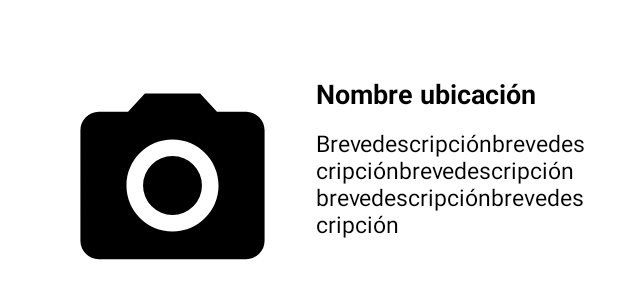
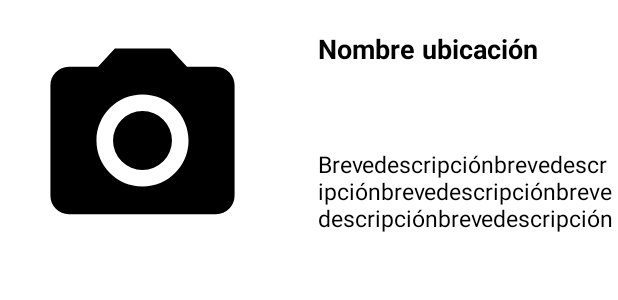
Before and after one commit to SantiFdezz/CornerFinderApp, an Android app: the layout recycler_view_recently_added.xml on its own in the app's theme, with its tools: preview values and no code run, on a phone screen of 412 x 824 dp. Shown: the top 300 px of the screen. Run offline under Robolectric (Android 15) with nearby library versions, the light colour scheme and no system bars; network calls fail.

Commit message:
#12 Cambiado el layout

```diff
--- a/AndroidCornerFinder/app/src/main/java/com/example/cornerfinder/MainActivity.java
+++ b/AndroidCornerFinder/app/src/main/java/com/example/cornerfinder/MainActivity.java
@@ -6,6 +6,7 @@
 
     import com.example.cornerfinder.generalmap.GeneralMapFragment;
     import com.example.cornerfinder.recommended.RecommendedFragment;
+    import com.example.cornerfinder.ui.account.AccountFragment;
     import com.example.cornerfinder.ui.editpreferences.EditPreferencesFragment;
     import com.google.android.material.navigation.NavigationView;
     import androidx.activity.OnBackPressedCallback;
@@ -79,6 +80,8 @@
                         fragment = new GeneralMapFragment();
                     } else if (item.getItemId() == R.id.nav_edit_preferences) {
                         fragment = new EditPreferencesFragment();
+                    } else if (item.getItemId() == R.id.nav_account) {
+                        fragment = new AccountFragment();
                     } else if (item.getItemId() == R.id.nav_closesession) {
                         //fragment = new ();
                     }
--- a/AndroidCornerFinder/app/src/main/res/layout/fragment_account.xml
+++ b/AndroidCornerFinder/app/src/main/res/layout/fragment_account.xml
@@ -75,9 +75,9 @@
 
 
     <androidx.recyclerview.widget.RecyclerView
-        android:id="@+id/saved_places_recycler_view"
+        android:id="@+id/account_saved_places_recycler_view"
         android:layout_width="match_parent"
-        android:layout_height="wrap_content"
+        android:layout_height="475dp"
         android:layout_marginStart="20dp"
         android:layout_marginEnd="30dp"
         app:layout_constraintEnd_toEndOf="parent"
--- a/AndroidCornerFinder/app/src/main/res/layout/recycler_view_recently_added.xml
+++ b/AndroidCornerFinder/app/src/main/res/layout/recycler_view_recently_added.xml
@@ -2,26 +2,24 @@
 <androidx.constraintlayout.widget.ConstraintLayout
     xmlns:android="http://schemas.android.com/apk/res/android"
     xmlns:app="http://schemas.android.com/apk/res-auto"
-    android:layout_width="370dp"
-    android:layout_height="260dp"
-    android:layout_marginTop="30dp"
-    android:layout_marginStart="20dp"
-    android:layout_marginEnd="30dp">
+    android:layout_width="match_parent"
+    android:layout_height="190dp"
+    android:layout_marginTop="20dp">
 
     <ImageView
         android:id="@+id/image_view"
         android:layout_width="150dp"
         android:layout_height="147dp"
         android:layout_marginStart="20dp"
-        android:layout_marginTop="30dp"
+        android:layout_marginTop="3dp"
         android:src="@drawable/ic_menu_camera"
-        app:layout_constraintBottom_toBottomOf="@+id/text_view2"
+        app:layout_constraintBottom_toBottomOf="@+id/descripcion"
         app:layout_constraintStart_toStartOf="parent"
         app:layout_constraintTop_toTopOf="parent"
         app:layout_constraintVertical_bias="0.238" />
 
     <TextView
-        android:id="@+id/text_view1"
+        android:id="@+id/placeName"
         android:layout_width="wrap_content"
         android:layout_height="wrap_content"
         android:text="Nombre ubicación"
@@ -34,14 +32,14 @@
         app:layout_constraintEnd_toEndOf="parent" />
 
     <TextView
-        android:id="@+id/text_view2"
+        android:id="@+id/descripcion"
         android:layout_width="0dp"
-        android:layout_height="80dp"
-        android:layout_marginTop="10dp"
+        android:layout_height="wrap_content"
         android:text="Brevedescripciónbrevedescripciónbrevedescripciónbrevedescripciónbrevedescripción"
         android:textSize="15dp"
         android:textColor="@color/black"
         app:layout_constraintEnd_toEndOf="parent"
-        app:layout_constraintStart_toStartOf="@+id/text_view1"
-        app:layout_constraintTop_toBottomOf="@id/text_view1" />
+        app:layout_constraintStart_toStartOf="@+id/placeName"
+        app:layout_constraintTop_toBottomOf="@id/placeName"
+        app:layout_constraintBottom_toBottomOf="parent"/>
 </androidx.constraintlayout.widget.ConstraintLayout>
```
Also changed, not shown: AndroidCornerFinder/app/src/main/java/com/example/cornerfinder/ui/account/AccountAdapter.java (added, +44 -0 lines), AndroidCornerFinder/app/src/main/java/com/example/cornerfinder/ui/account/AccountData.java (added, +31 -0 lines), AndroidCornerFinder/app/src/main/java/com/example/cornerfinder/ui/account/AccountFragment.java (+60 -18 lines), AndroidCornerFinder/app/src/main/java/com/example/cornerfinder/ui/account/AccountViewHolder.java (added, +31 -0 lines), AndroidCornerFinder/app/src/main/java/com/example/cornerfinder/ui/account/Util.java (added, +53 -0 lines), AndroidCornerFinder/app/src/main/res/menu/activity_main_drawer.xml (deleted, +0 -20 lines).
